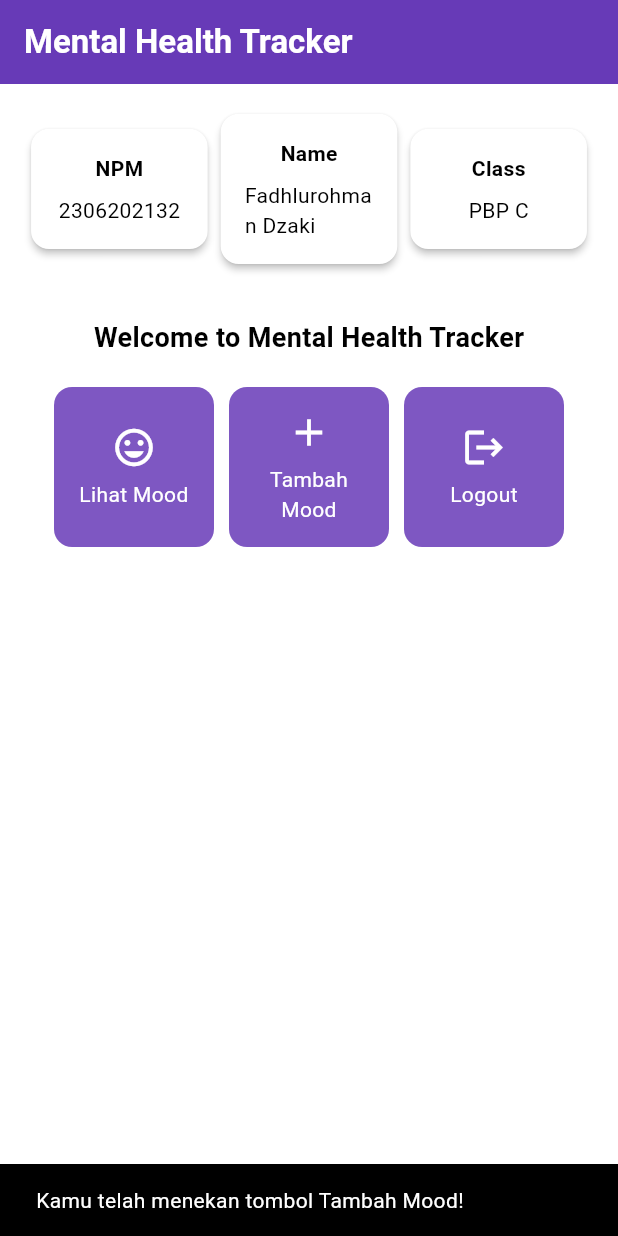
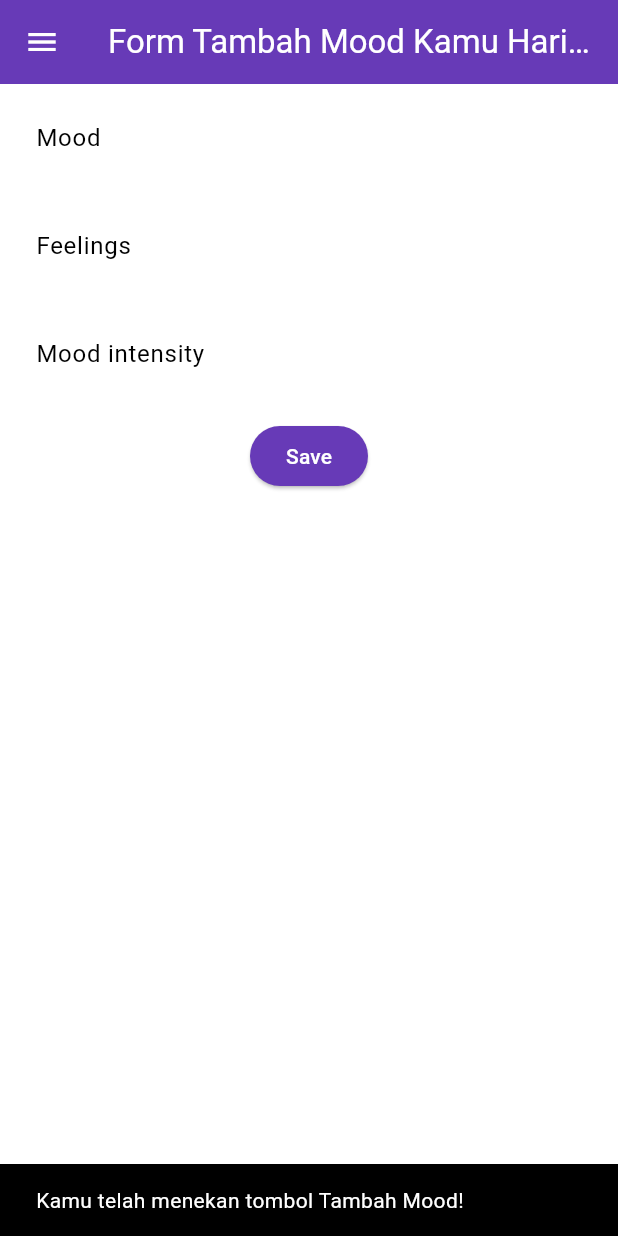
Before and after one commit to dzak27567/mental-health-tracker_mobile, a Flutter app: the screen it shows after launch, after a tap on "Tambah Mood", on a phone screen of 412 x 824 dp. Run offline on Flutter 3.47's test engine with Material 3 defaults, Android fonts, the phone set to English and light mode, and no system bars.

Commit message:
done tutor 7

```diff
--- a/lib/menu.dart
+++ b/lib/menu.dart
@@ -1,4 +1,7 @@
 import 'package:flutter/material.dart';
+// Impor drawer widget
+import 'package:mental_health_tracker_mobile/widgets/left_drawer.dart';
+import 'package:mental_health_tracker_mobile/moodentry_form.dart';
 
 class MyHomePage extends StatelessWidget {
 
@@ -19,6 +22,8 @@ class MyHomePage extends StatelessWidget {
       return Scaffold(
         // AppBar adalah bagian atas halaman yang menampilkan judul.
         appBar: AppBar(
+          // Mengganti warna icon drawer menjadi putih
+          iconTheme: const IconThemeData(color: Colors.white),
           // Judul aplikasi "Mental Health Tracker" dengan teks putih dan tebal.
           title: const Text(
             'Mental Health Tracker',
@@ -30,6 +35,8 @@ class MyHomePage extends StatelessWidget {
           // Warna latar belakang AppBar diambil dari skema warna tema aplikasi.
           backgroundColor: Theme.of(context).colorScheme.primary,
         ),
+        // Masukkan drawer sebagai parameter nilai drawer dari widget Scaffold
+        drawer: const LeftDrawer(),
         // Body halaman dengan padding di sekelilingnya.
         body: Padding(
           padding: const EdgeInsets.all(16.0),
@@ -159,6 +166,16 @@ class ItemCard extends StatelessWidget {
             ..showSnackBar(
               SnackBar(content: Text("Kamu telah menekan tombol ${item.name}!"))
             );
+          // Navigate ke route yang sesuai (tergantung jenis tombol)
+          if (item.name == "Tambah Mood") {
+            // TODO: Gunakan Navigator.push untuk melakukan navigasi ke MaterialPageRoute yang mencakup MoodEntryFormPage.
+            Navigator.push(
+              context,
+              MaterialPageRoute(
+                builder: (context) => const MoodEntryFormPage(),
+              ),
+            );
+          }
         },
         // Container untuk menyimpan Icon dan Text
         child: Container(
--- /dev/null
+++ b/lib/moodentry_form.dart
@@ -0,0 +1,163 @@
+import 'package:flutter/material.dart';
+// TODO: Impor drawer yang sudah dibuat sebelumnya
+import 'package:mental_health_tracker_mobile/widgets/left_drawer.dart';
+
+class MoodEntryFormPage extends StatefulWidget {
+  const MoodEntryFormPage({super.key});
+
+  @override
+  State<MoodEntryFormPage> createState() => _MoodEntryFormPageState();
+}
+
+class _MoodEntryFormPageState extends State<MoodEntryFormPage> {
+  final _formKey = GlobalKey<FormState>();
+  String _mood = "";
+  String _feelings = "";
+  int _moodIntensity = 0;
+
+  @override
+  Widget build(BuildContext context) {
+    return Scaffold(
+      appBar: AppBar(
+        title: const Center(
+          child: Text(
+            'Form Tambah Mood Kamu Hari ini',
+          ),
+        ),
+        backgroundColor: Theme.of(context).colorScheme.primary,
+        foregroundColor: Colors.white,
+      ),
+      // Tambahkan drawer yang sudah dibuat di sini
+      drawer: const LeftDrawer(),
+      body: Form(
+        key: _formKey,
+        child: SingleChildScrollView(
+          child: Column(
+            crossAxisAlignment: CrossAxisAlignment.start,
+            children: [
+              Padding(
+                padding: const EdgeInsets.all(8.0),
+                child: TextFormField(
+                  decoration: InputDecoration(
+                    hintText: "Mood",
+                    labelText: "Mood",
+                    border: OutlineInputBorder(
+                      borderRadius: BorderRadius.circular(5.0),
+                    ),
+                  ),
+                  onChanged: (String? value) {
+                    setState(() {
+                      _mood = value!;
+                    });
+                  },
+                  validator: (String? value) {
+                    if (value == null || value.isEmpty) {
+                      return "Mood tidak boleh kosong!";
+                    }
+                    return null;
+                  },
+                ),
+              ),
+              Padding(
+                padding: const EdgeInsets.all(8.0),
+                child: TextFormField(
+                  decoration: InputDecoration(
+                    hintText: "Feelings",
+                    labelText: "Feelings",
+                    border: OutlineInputBorder(
+                      borderRadius: BorderRadius.circular(5.0),
+                    ),
+                  ),
+                  onChanged: (String? value) {
+                    setState(() {
+                      _feelings = value!;
+                    });
+                  },
+                  validator: (String? value) {
+                    if (value == null || value.isEmpty) {
+                      return "Feelings tidak boleh kosong!";
+                    }
+                    return null;
+                  },
+                ),
+              ),
+              Padding(
+                padding: const EdgeInsets.all(8.0),
+                child: TextFormField(
+                  decoration: InputDecoration(
+                    hintText: "Mood intensity",
+                    labelText: "Mood intensity",
+                    border: OutlineInputBorder(
+                      borderRadius: BorderRadius.circular(5.0),
+                    ),
+                  ),
+                  onChanged: (String? value) {
+                    setState(() {
+                      _moodIntensity = int.tryParse(value!) ?? 0;
+                    });
+                  },
+                  validator: (String? value) {
+                    if (value == null || value.isEmpty) {
+                      return "Mood intensity tidak boleh kosong!";
+                    }
+                    if (int.tryParse(value) == null) {
+                      return "Mood intensity harus berupa angka!";
+                    }
+                    return null;
+                  },
+                ),
+              ),
+              Align(
+                alignment: Alignment.bottomCenter,
+                child: Padding(
+                  padding: const EdgeInsets.all(8.0),
+                  child: ElevatedButton(
+                    style: ButtonStyle(
+                      backgroundColor: MaterialStateProperty.all(
+                          Theme.of(context).colorScheme.primary),
+                    ),
+                    onPressed: () {
+                      if (_formKey.currentState!.validate()) {
+                        showDialog(
+                          context: context,
+                          builder: (context) {
+                            return AlertDialog(
+                              title: const Text('Mood berhasil tersimpan'),
+                              content: SingleChildScrollView(
+                                child: Column(
+                                  crossAxisAlignment: CrossAxisAlignment.start,
+                                  children: [
+                                    Text('Mood: $_mood'),
+                                    Text('Feelings: $_feelings'),
+                                    Text('Mood Intensity: $_moodIntensity'),
+                                  ],
+                                ),
+                              ),
+                              actions: [
+                                TextButton(
+                                  child: const Text('OK'),
+                                  onPressed: () {
+                                    Navigator.pop(context);
+                                    _formKey.currentState!.reset();
+                                  },
+                                ),
+                              ],
+                            );
+                          },
+                        );
+                      }
+                    },
+                    child: const Text(
+                      "Save",
+                      style: TextStyle(color: Colors.white),
+                    ),
+                  ),
+                ),
+              ),
+            ],
+          ),
+        ),
+      ),
+    );
+  }
+}
--- /dev/null
+++ b/lib/widgets/left_drawer.dart
@@ -0,0 +1,82 @@
+
+
+import 'package:flutter/material.dart';
+import 'package:mental_health_tracker_mobile/menu.dart';
+// TODO: Impor halaman MoodEntryFormPage jika sudah dibuat
+import 'package:mental_health_tracker_mobile/moodentry_form.dart';
+
+
+
+class LeftDrawer extends StatelessWidget {
+  const LeftDrawer({super.key});
+
+  @override
+  Widget build(BuildContext context) {
+    return Drawer(
+      child: ListView(
+        children: [
+          DrawerHeader(
+            decoration: BoxDecoration(
+            color: Theme.of(context).colorScheme.primary,
+            ),
+            child: const Column(
+              children: [
+                Text(
+                  'Mental Health Tracker',
+                  textAlign: TextAlign.center,
+                  style: TextStyle(
+                    fontSize: 24,
+                    fontWeight: FontWeight.bold,
+                    color: Colors.white,
+                  ),
+                ),
+                Padding(padding: EdgeInsets.all(8)),
+                Text(
+                  "Ayo jaga kesehatan mentalmu setiap hari disini!",
+                  // TODO: Tambahkan gaya teks dengan center alignment, font ukuran 15, warna putih, dan weight biasa
+                  textAlign: TextAlign.center,
+                  style: TextStyle(
+                    fontSize: 15,
+                    color: Colors.white,
+                    fontWeight: FontWeight.normal,
+                  ),
+                ),
+              ],
+            ),
+          ),
+
+          ListTile(
+            leading: const Icon(Icons.home_outlined),
+            title: const Text('Halaman Utama'),
+            // Bagian redirection ke MyHomePage
+            onTap: () {
+              Navigator.pushReplacement(
+                  context,
+                  MaterialPageRoute(
+                    builder: (context) => MyHomePage(),
+                  ));
+            },
+          ),
+          ListTile(
+            leading: const Icon(Icons.mood),
+            title: const Text('Tambah Mood'),
+            // Bagian redirection ke MoodEntryFormPage
+            onTap: () {
+                Navigator.pushReplacement(
+                  context,
+                  MaterialPageRoute(
+                    builder: (context) => const MoodEntryFormPage(),
+                  ),
+                );
+              /*
+              TODO: Buatlah routing ke MoodEntryFormPage di sini,
+              setelah halaman MoodEntryFormPage sudah dibuat.
+              */
+            },
+          ),
+
+        ],
+      ),
+    );
+  }
+}
```
Also changed, not shown: form_sample/analysis_options.yaml (added, +28 -0 lines), form_sample/lib/main.dart (added, +66 -0 lines), form_sample/pubspec.yaml (added, +90 -0 lines), form_sample/pubspec.lock (added), 123 other files.
